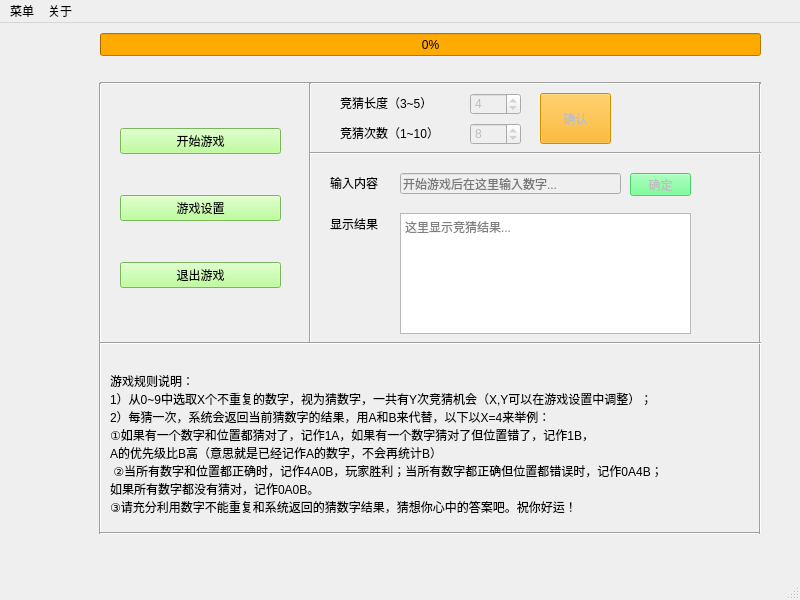
This is productBox/GuessNumber/guessNumberWindow.ui in dumao99read/GoodGoodStudy as Qt 5 draws it before an edit. The edited form follows.
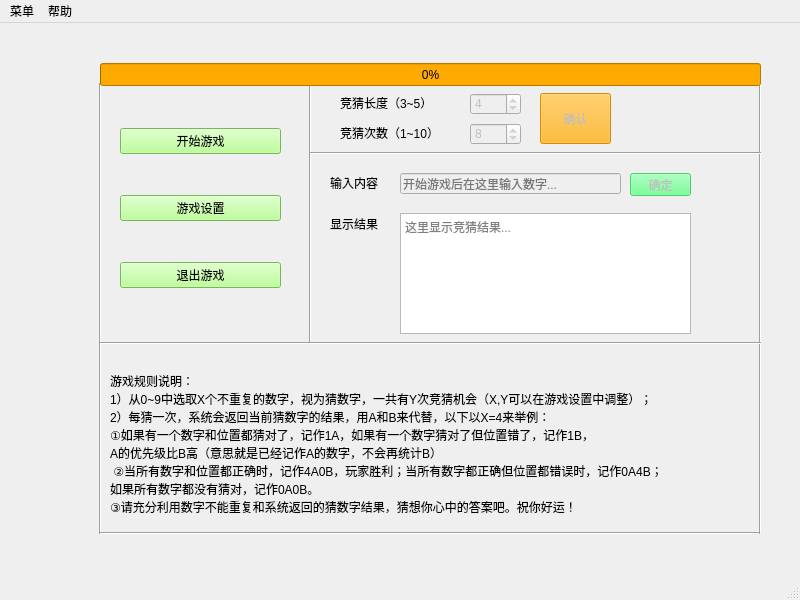
This is the edited form. Icons and pictures are not drawn.

Patch:
```diff
--- a/productBox/GuessNumber/guessNumberWindow.ui
+++ b/productBox/GuessNumber/guessNumberWindow.ui
@@ -380,7 +380,7 @@
     <property name="geometry">
      <rect>
       <x>100</x>
-      <y>10</y>
+      <y>40</y>
       <width>661</width>
       <height>23</height>
      </rect>
@@ -412,7 +412,7 @@
    </widget>
    <widget class="QMenu" name="menu_2">
     <property name="title">
-     <string extracomment="123">关于</string>
+     <string extracomment="123">帮助</string>
     </property>
    </widget>
    <addaction name="menu"/>
```
Left out of the diff: 12 changed lines with no effect on the pictures.
